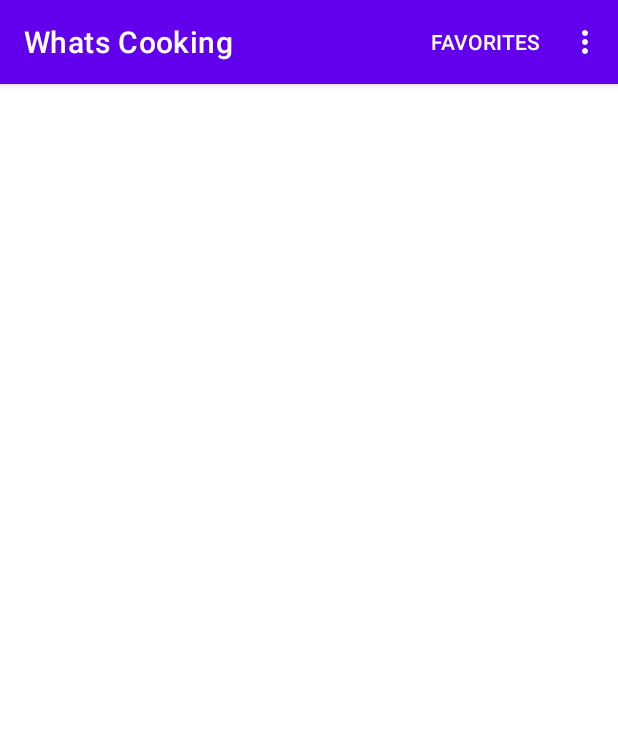
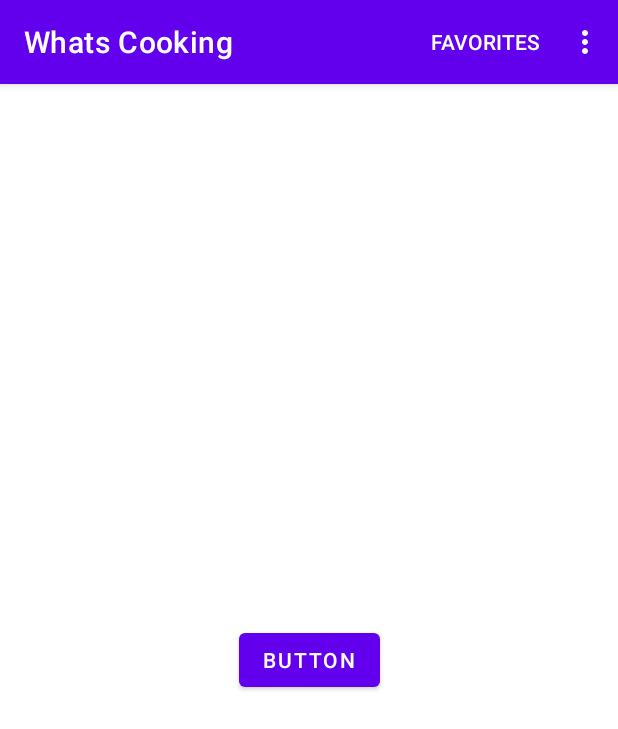
Before and after one commit to pwhlopped/whats-cooking, an Android app: the screen it shows after launch (MainActivity), on a phone screen of 412 x 824 dp. Shown: the top 729 px of the screen. Run offline under Robolectric (Android 15) with nearby library versions, the phone set to English and light mode, and no system bars.

Commit message:
added main frag and ingredient frag w/ nav

```diff
--- a/app/build.gradle
+++ b/app/build.gradle
@@ -33,6 +33,9 @@ dependencies {
     implementation 'androidx.appcompat:appcompat:1.2.0'
     implementation 'com.google.android.material:material:1.2.1'
     implementation 'androidx.constraintlayout:constraintlayout:2.0.4'
+    implementation 'androidx.legacy:legacy-support-v4:1.0.0'
+    implementation 'androidx.navigation:navigation-fragment:2.3.2'
+    implementation 'androidx.navigation:navigation-ui:2.3.2'
     testImplementation 'junit:junit:4.+'
     androidTestImplementation 'androidx.test.ext:junit:1.1.2'
     androidTestImplementation 'androidx.test.espresso:espresso-core:3.3.0'
--- /dev/null
+++ b/app/src/main/java/com/example/whatscooking/HomeFrag.java
@@ -0,0 +1,33 @@
+package com.example.whatscooking;
+
+import android.os.Bundle;
+import android.view.LayoutInflater;
+import android.view.View;
+import android.view.ViewGroup;
+
+import androidx.fragment.app.Fragment;
+import androidx.navigation.fragment.NavHostFragment;
+
+public class HomeFrag extends Fragment {
+    @Override
+    public void onCreate(Bundle savedInstanceState){
+        super.onCreate(savedInstanceState);
+    }
+    @Override
+    public View onCreateView(LayoutInflater inflater, ViewGroup container, Bundle savedInstanceState){
+        return inflater.inflate(R.layout.fragment_home, container, false);
+    }
+    @Override
+    public void onViewCreated(View view, Bundle savedInstanceState){
+        super.onViewCreated(view, savedInstanceState);
+
+        view.findViewById(R.id.button2).setOnClickListener(new View.OnClickListener() {
+            @Override
+            public void onClick(View v) {
+                NavHostFragment.findNavController(HomeFrag.this)
+                        .navigate(R.id.main_to_ingredient);
+            }
+        });
+
+    }
+}
--- a/app/src/main/res/layout/activity_main.xml
+++ b/app/src/main/res/layout/activity_main.xml
@@ -1,9 +1,10 @@
 <?xml version="1.0" encoding="utf-8"?>
-<androidx.coordinatorlayout.widget.CoordinatorLayout xmlns:android="http://schemas.android.com/apk/res/android"
+<LinearLayout xmlns:android="http://schemas.android.com/apk/res/android"
     xmlns:app="http://schemas.android.com/apk/res-auto"
     xmlns:tools="http://schemas.android.com/tools"
     android:layout_width="match_parent"
     android:layout_height="match_parent"
+    android:orientation="vertical"
     tools:context=".MainActivity">
         <com.google.android.material.appbar.AppBarLayout
             android:layout_width="match_parent"
@@ -15,5 +16,20 @@
                     android:theme="@style/ThemeOverlay.AppCompat.Dark.ActionBar"
                     app:popupTheme="@style/ThemeOverlay.AppCompat.Light"/>
         </com.google.android.material.appbar.AppBarLayout>
+        <androidx.constraintlayout.widget.ConstraintLayout
+            android:layout_width="match_parent"
+            android:layout_height="match_parent">
+                <fragment
+                    android:id="@+id/content_main"
+                    android:name="androidx.navigation.fragment.NavHostFragment"
+                    android:layout_width="match_parent"
+                    android:layout_height="match_parent"
+                    app:defaultNavHost="true"
+                    app:layout_constraintBottom_toBottomOf="parent"
+                    app:layout_constraintLeft_toLeftOf="parent"
+                    app:layout_constraintRight_toRightOf="parent"
+                    app:layout_constraintTop_toTopOf="parent"
+                    app:navGraph="@navigation/nav_graph" />
+        </androidx.constraintlayout.widget.ConstraintLayout>
 
-</androidx.coordinatorlayout.widget.CoordinatorLayout>
+</LinearLayout>
--- /dev/null
+++ b/app/src/main/res/layout/fragment_home.xml
@@ -0,0 +1,18 @@
+<?xml version="1.0" encoding="utf-8"?>
+<androidx.constraintlayout.widget.ConstraintLayout
+    xmlns:android="http://schemas.android.com/apk/res/android"
+    xmlns:app="http://schemas.android.com/apk/res-auto"
+    xmlns:tools="http://schemas.android.com/tools"
+    android:layout_width="match_parent"
+    android:layout_height="match_parent">
+
+    <Button
+        android:id="@+id/button2"
+        android:layout_width="wrap_content"
+        android:layout_height="wrap_content"
+        android:text="Button"
+        app:layout_constraintBottom_toBottomOf="parent"
+        app:layout_constraintEnd_toEndOf="parent"
+        app:layout_constraintStart_toStartOf="parent"
+        app:layout_constraintTop_toTopOf="parent" />
+</androidx.constraintlayout.widget.ConstraintLayout>
--- /dev/null
+++ b/app/src/main/res/navigation/nav_graph.xml
@@ -0,0 +1,26 @@
+<?xml version="1.0" encoding="utf-8"?>
+<navigation
+    xmlns:android="http://schemas.android.com/apk/res/android"
+    xmlns:app="http://schemas.android.com/apk/res-auto"
+    android:id="@+id/nav_graph"
+    app:startDestination="@id/main">
+    <fragment
+        android:name="com.example.whatscooking.HomeFrag"
+        android:layout_width="match_parent"
+        android:layout_height="match_parent"
+        android:id="@+id/main">
+        <action
+            android:id="@+id/main_to_ingredient"
+            app:destination="@id/ingredient_select"/>
+    </fragment>
+    <fragment
+        android:name="com.example.whatscooking.Ingredient"
+        android:layout_width="match_parent"
+        android:layout_height="match_parent"
+        android:id="@+id/ingredient_select">
+        <action
+            android:id="@+id/ingredient_to_main"
+            app:destination="@id/main"/>
+    </fragment>
+
+</navigation>
--- a/app/src/main/res/values/strings.xml
+++ b/app/src/main/res/values/strings.xml
@@ -4,4 +4,6 @@
     <!-- Menu strings -->
     <string name="settings">Settings</string>
     <string name="favorites">Favorites</string>
+    <!-- TODO: Remove or change this placeholder text -->
+    <string name="hello_blank_fragment">Hello blank fragment</string>
 </resources>
```
Also changed, not shown: app/src/main/java/com/example/whatscooking/Ingredient.java (added, +36 -0 lines), app/src/main/res/layout/fragment_ingredient.xml (added, +19 -0 lines).
